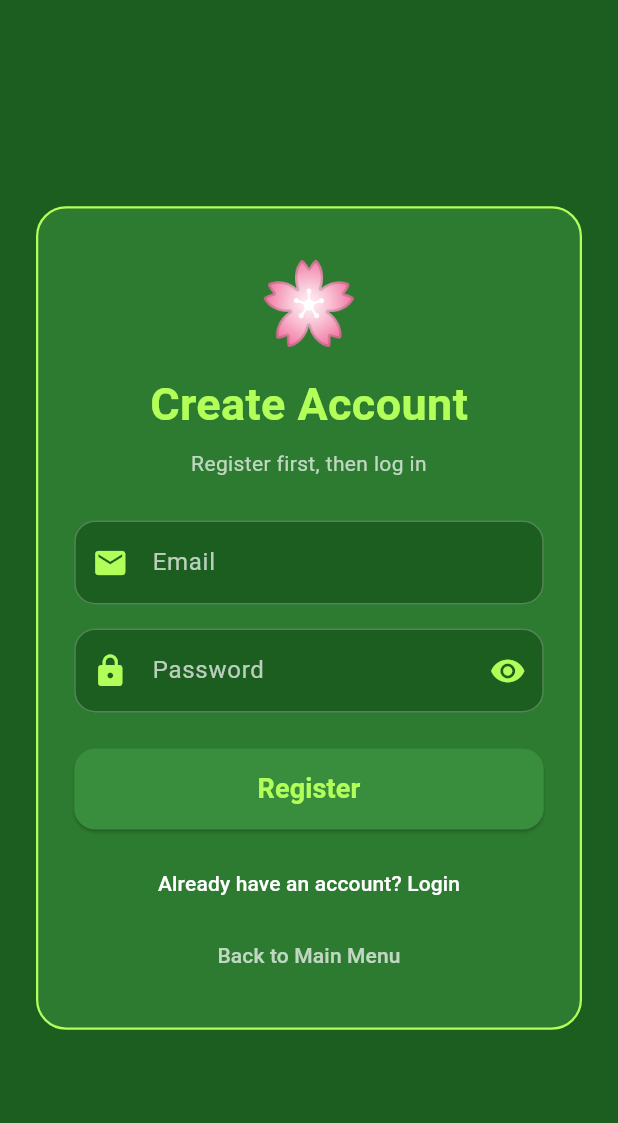
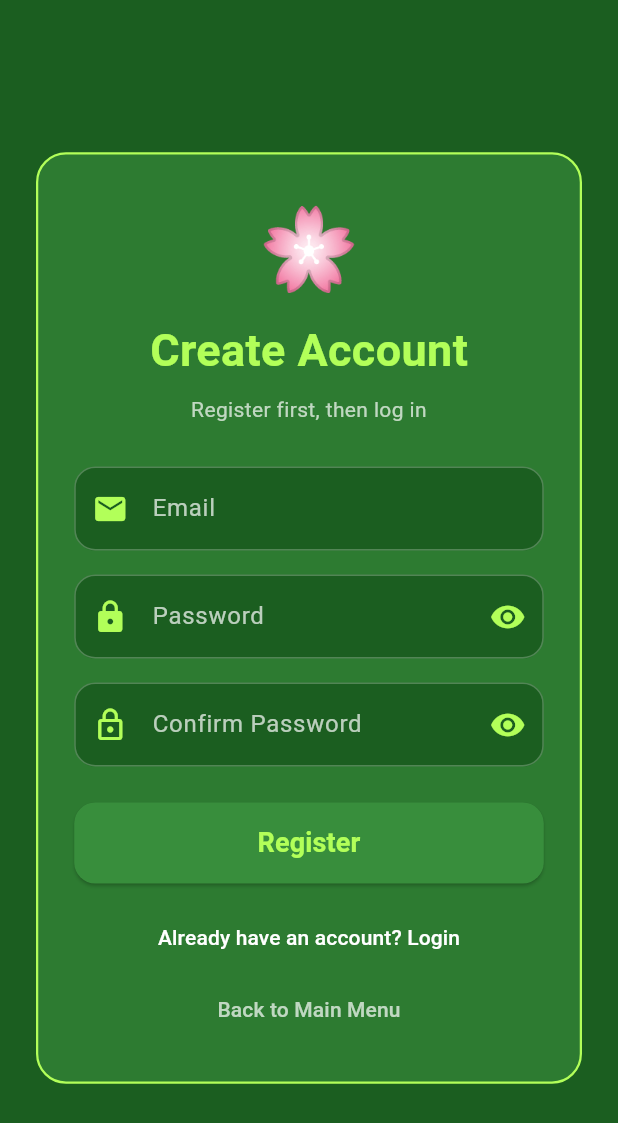
Before and after one commit to OliverDAvino/AppDev2FinalProject, a Flutter app: the LoginPage screen opened directly, after a tap on "Login", after a tap on "Need an account? Register", on a phone screen of 412 x 824 dp. Shown: the top 1123 px of the screen. Run offline on Flutter 3.47's test engine with Material 3 defaults, Android fonts, the phone set to English and light mode, and no system bars; our stand-ins replace cloud_firestore, firebase_auth, firebase_core; missing offline and left inert: flame; accounts and stored records are empty.

Commit message:
Buffed rebirths, Added confirm password

```diff
--- a/blueprint/lib/managers/rebirth_definitions.dart
+++ b/blueprint/lib/managers/rebirth_definitions.dart
@@ -15,7 +15,7 @@ class RebirthDefinitions {
     RebirthUpgrade(
       id: 'dark_sun_touch',
       name: 'Dark Sun Touch',
-      description: 'Multiply click gain (4x / 8x / 12x)',
+      description: 'Multiply click gain (6x / 12x / 18x)',
       icon: 'assets/images/DarkSunStill.png',
       baseCost: 100,
       costMultiplier: 15.0,
@@ -24,7 +24,7 @@ class RebirthDefinitions {
     RebirthUpgrade(
       id: 'time_warp',
       name: 'Time Warp',
-      description: 'Multiply passive gain (5x / 10x / 20x)',
+      description: 'Multiply passive gain (5x / 15x / 30x)',
       icon: 'assets/images/TimeWarp.png',
       baseCost: 150,
       costMultiplier: 17.5,
--- a/blueprint/lib/managers/rebirth_manager.dart
+++ b/blueprint/lib/managers/rebirth_manager.dart
@@ -35,7 +35,7 @@ class RebirthManager {
   /// Multiplier applied on top of the base click power.
   double get clickMultiplier {
     final lvl = _levelOf('dark_sun_touch');
-    final base = lvl == 0 ? 1.0 : (lvl * 4).toDouble(); // 4 / 8 / 12
+    final base = lvl == 0 ? 1.0 : (lvl * 6).toDouble(); // 4 / 8 / 12
     return base * _flowerGodMultiplier;
   }
 
@@ -51,10 +51,10 @@ class RebirthManager {
         base = 5.0;
         break;
       case 2:
-        base = 10.0;
+        base = 15.0;
         break;
       default:
-        base = 20.0;
+        base = 30.0;
     }
     return base * _flowerGodMultiplier;
   }
--- a/blueprint/lib/pages/login_register_page.dart
+++ b/blueprint/lib/pages/login_register_page.dart
@@ -16,17 +16,20 @@ class LoginPage extends StatefulWidget {
 class _LoginPageState extends State<LoginPage> {
   bool isLogin = true;
   bool passwordVisible = false;
+  bool confirmPasswordVisible = false;
   bool loading = false;
 
   String? errorMessage;
 
   final TextEditingController controllerEmail = TextEditingController();
   final TextEditingController controllerPassword = TextEditingController();
+  final TextEditingController controllerConfirmPassword = TextEditingController();
 
   @override
   void dispose() {
     controllerEmail.dispose();
     controllerPassword.dispose();
+    controllerConfirmPassword.dispose();
     super.dispose();
   }
 
@@ -70,6 +73,13 @@ class _LoginPageState extends State<LoginPage> {
           ),
         );
       } else {
+        if (controllerConfirmPassword.text.trim() != password) {
+          setState(() {
+            errorMessage = 'Passwords do not match.';
+            loading = false;
+          });
+          return;
+        }
         await Auth().createUserWithEmailAndPassword(
           email: email,
           password: password,
@@ -216,6 +226,32 @@ class _LoginPageState extends State<LoginPage> {
                     ),
                   ),
 
+                  if (!isLogin) ...[
+                    const SizedBox(height: 16),
+                    TextField(
+                      controller: controllerConfirmPassword,
+                      obscureText: !confirmPasswordVisible,
+                      style: const TextStyle(color: Colors.white),
+                      decoration: inputDecoration(
+                        label: 'Confirm Password',
+                        icon: Icons.lock_outline,
+                        suffixIcon: IconButton(
+                          icon: Icon(
+                            confirmPasswordVisible
+                                ? Icons.visibility_off
+                                : Icons.visibility,
+                            color: Colors.lightGreenAccent,
+                          ),
+                          onPressed: () {
+                            setState(() {
+                              confirmPasswordVisible = !confirmPasswordVisible;
+                            });
+                          },
+                        ),
+                      ),
+                    ),
+                  ],
+
                   if (errorMessage != null) ...[
                     const SizedBox(height: 14),
                     Text(
@@ -268,6 +304,7 @@ class _LoginPageState extends State<LoginPage> {
                         isLogin = !isLogin;
                         errorMessage = null;
                         controllerPassword.clear();
+                        controllerConfirmPassword.clear();
                       });
                     },
                     child: Text(
```
Also changed, not shown: blueprint/pubspec.lock, 2 other files.
